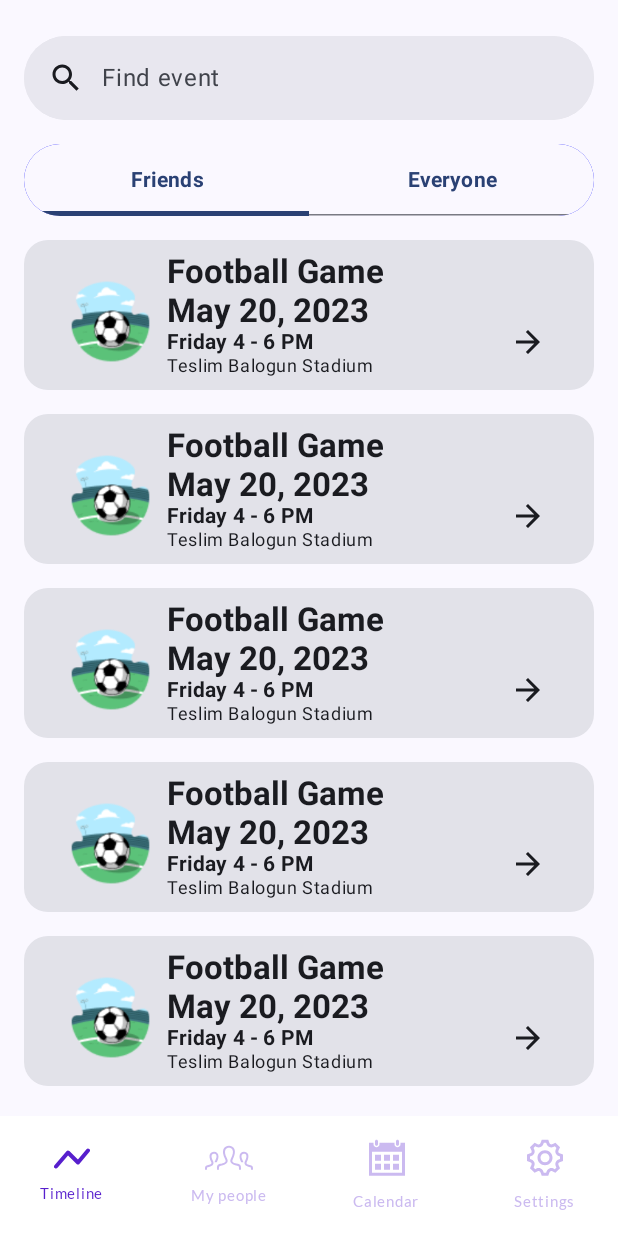
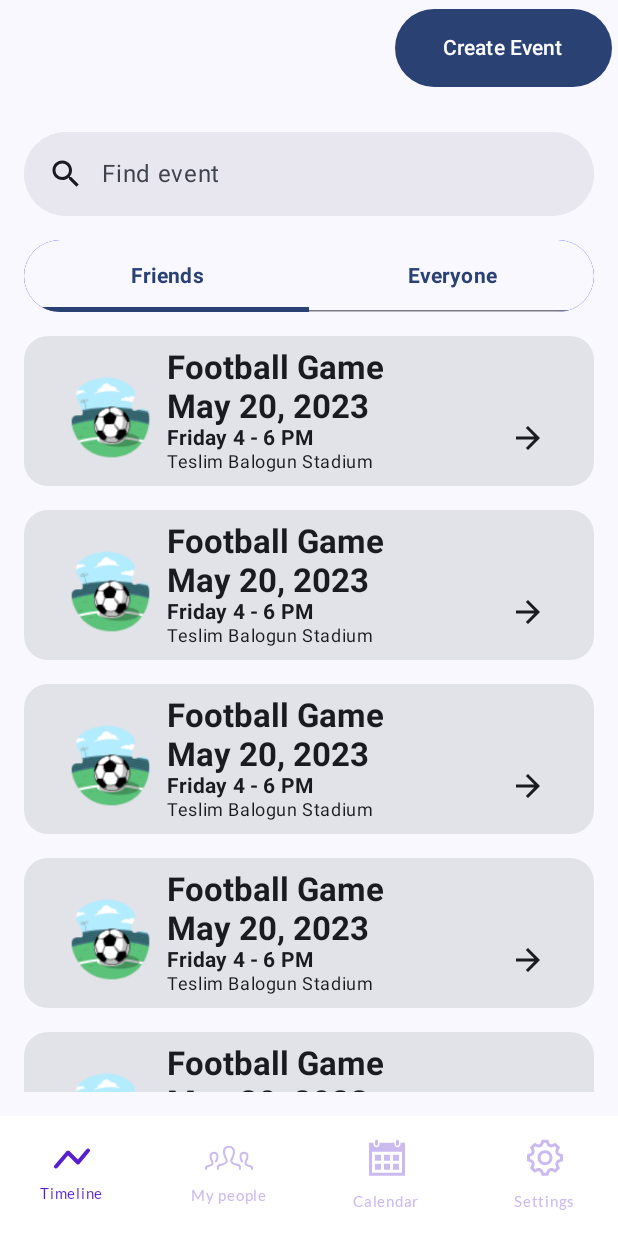
Before and after one commit to hngx-org/Evolver-events-mobile, an Android app built with Jetpack Compose: the TimeLineScreen screen opened through its navigation route, on a phone screen of 412 x 824 dp. Run offline under Robolectric (Android 15) with nearby library versions, the phone set to English and light mode, and no system bars.

Commit message:
add button create_events

```diff
--- a/app/src/main/java/com/evolver/eventsapp/EventsAppNavHost.kt
+++ b/app/src/main/java/com/evolver/eventsapp/EventsAppNavHost.kt
@@ -13,7 +13,7 @@ import androidx.navigation.compose.NavHost
 import androidx.navigation.compose.composable
 import com.evolver.eventsapp.ui.onboarding.SignInScreen
 import com.evolver.eventsapp.ui.onboarding.SplashScreen
-import com.evolver.eventsapp.create_events.createEventGraph
+import com.evolver.eventsapp.ui.create_events.createEventGraph
 
 @Composable
 fun EventsAppNavHost(
--- a/app/src/main/java/com/evolver/eventsapp/TimelineGraph.kt
+++ b/app/src/main/java/com/evolver/eventsapp/TimelineGraph.kt
@@ -1,5 +1,6 @@
 package com.evolver.eventsapp
 
+import androidx.compose.runtime.remember
 import androidx.navigation.NavGraphBuilder
 import androidx.navigation.NavHostController
 import androidx.navigation.compose.composable
@@ -13,7 +14,14 @@ fun NavGraphBuilder.timelineGraph(
     navigation(startDestination = TimelineScreen.route, route = TimelineGraph.route) {
 
         composable(route = TimelineScreen.route) {
-            TimeLineScreen()
+
+            val onAddEventClicked = remember {
+                {
+                    navController.navigate(CreateEventGraph.route)
+                }
+            }
+
+            TimeLineScreen(onAddEventClick = onAddEventClicked)
         }
     }
 }
--- a/app/src/main/java/com/evolver/eventsapp/create_events/CreateEventGraph.kt
+++ b/app/src/main/java/com/evolver/eventsapp/ui/create_events/CreateEventGraph.kt
@@ -1,4 +1,4 @@
-package com.evolver.eventsapp.create_events
+package com.evolver.eventsapp.ui.create_events
 
 import androidx.compose.runtime.collectAsState
 import androidx.compose.runtime.remember
--- a/app/src/main/java/com/evolver/eventsapp/create_events/CreateEventState.kt
+++ b/app/src/main/java/com/evolver/eventsapp/ui/create_events/CreateEventState.kt
@@ -1,4 +1,4 @@
-package com.evolver.eventsapp.create_events
+package com.evolver.eventsapp.ui.create_events
 
 import java.time.LocalDate
 import java.time.LocalTime
--- a/app/src/main/java/com/evolver/eventsapp/create_events/CreateEventViewModel.kt
+++ b/app/src/main/java/com/evolver/eventsapp/ui/create_events/CreateEventViewModel.kt
@@ -1,4 +1,4 @@
-package com.evolver.eventsapp.create_events
+package com.evolver.eventsapp.ui.create_events
 
 import androidx.lifecycle.ViewModel
 import kotlinx.coroutines.flow.MutableStateFlow
--- a/app/src/main/java/com/evolver/eventsapp/create_events/componets/AdditionalDetails.kt
+++ b/app/src/main/java/com/evolver/eventsapp/ui/create_events/componets/AdditionalDetails.kt
@@ -1,4 +1,4 @@
-package com.evolver.eventsapp.create_events.componets
+package com.evolver.eventsapp.ui.create_events.componets
 
 import androidx.compose.foundation.layout.Arrangement
 import androidx.compose.foundation.layout.Row
--- a/app/src/main/java/com/evolver/eventsapp/create_events/componets/CreateEventTopBar.kt
+++ b/app/src/main/java/com/evolver/eventsapp/ui/create_events/componets/CreateEventTopBar.kt
@@ -1,4 +1,4 @@
-package com.evolver.eventsapp.create_events.componets
+package com.evolver.eventsapp.ui.create_events.componets
 
 import androidx.compose.material.icons.Icons
 import androidx.compose.material.icons.automirrored.filled.ArrowBack
--- a/app/src/main/java/com/evolver/eventsapp/create_events/componets/LocationScreen.kt
+++ b/app/src/main/java/com/evolver/eventsapp/ui/create_events/componets/LocationScreen.kt
@@ -1,4 +1,4 @@
-package com.evolver.eventsapp.create_events.componets
+package com.evolver.eventsapp.ui.create_events.componets
 
 import androidx.compose.foundation.layout.Arrangement
 import androidx.compose.foundation.layout.Column
@@ -21,7 +21,7 @@ import androidx.compose.ui.res.stringResource
 import androidx.compose.ui.unit.dp
 import androidx.compose.ui.window.Dialog
 import com.evolver.eventsapp.R
-import com.evolver.eventsapp.create_events.EventState
+import com.evolver.eventsapp.ui.create_events.EventState
 
 
 @Composable
--- a/app/src/main/java/com/evolver/eventsapp/create_events/util/dateutil.kt
+++ b/app/src/main/java/com/evolver/eventsapp/ui/create_events/util/dateutil.kt
@@ -1,4 +1,4 @@
-package com.evolver.eventsapp.create_events.util
+package com.evolver.eventsapp.ui.create_events.util
 
 import java.time.Instant
 import java.time.LocalDate
--- a/app/src/main/java/com/evolver/eventsapp/ui/timeline/TimelineScreen.kt
+++ b/app/src/main/java/com/evolver/eventsapp/ui/timeline/TimelineScreen.kt
@@ -16,20 +16,23 @@ import androidx.compose.foundation.lazy.LazyColumn
 import androidx.compose.foundation.lazy.items
 import androidx.compose.foundation.shape.RoundedCornerShape
 import androidx.compose.material.icons.Icons
-import androidx.compose.material.icons.filled.ArrowForward
+import androidx.compose.material.icons.automirrored.filled.ArrowForward
 import androidx.compose.material.icons.filled.Close
 import androidx.compose.material.icons.filled.History
 import androidx.compose.material.icons.filled.Search
+import androidx.compose.material3.Button
 import androidx.compose.material3.Card
 import androidx.compose.material3.ExperimentalMaterial3Api
 import androidx.compose.material3.Icon
 import androidx.compose.material3.IconButton
 import androidx.compose.material3.MaterialTheme
+import androidx.compose.material3.Scaffold
 import androidx.compose.material3.SearchBar
 import androidx.compose.material3.Surface
 import androidx.compose.material3.Tab
 import androidx.compose.material3.TabRow
 import androidx.compose.material3.Text
+import androidx.compose.material3.TopAppBar
 import androidx.compose.runtime.Composable
 import androidx.compose.runtime.getValue
 import androidx.compose.runtime.mutableStateListOf
@@ -41,16 +44,15 @@ import androidx.compose.ui.Modifier
 import androidx.compose.ui.graphics.Color
 import androidx.compose.ui.layout.ContentScale
 import androidx.compose.ui.res.painterResource
+import androidx.compose.ui.res.stringResource
 import androidx.compose.ui.tooling.preview.Preview
 import androidx.compose.ui.unit.dp
 import com.evolver.eventsapp.R
-
-
-
+import com.evolver.eventsapp.ui.theme.EventsAppTheme
 
 
 @Composable
-fun EventCardItem(event: Event) {
+fun EventCardItem() {
     Column {
         Card(
             modifier = Modifier
@@ -94,7 +96,7 @@ fun EventCardItem(event: Event) {
                 }
                 IconButton(onClick = { /*TODO*/ }) {
                     Icon(
-                        imageVector = Icons.Default.ArrowForward,
+                        imageVector = Icons.AutoMirrored.Filled.ArrowForward,
                         contentDescription = "Go to Event"
                     )
                 }
@@ -105,16 +107,17 @@ fun EventCardItem(event: Event) {
 
 
 @OptIn(ExperimentalMaterial3Api::class)
-@Preview(showBackground = true)
 @Composable
-fun TimeLineScreen() {
+fun TimeLineScreen(
+    onAddEventClick: () -> Unit,
+) {
     var text by remember {
         mutableStateOf("")
     }
     var active by remember {
         mutableStateOf(false)
     }
-    var items = remember {
+    val items = remember {
         mutableStateListOf(
             "ComicCon",
             "Lafayette Film Festival"
@@ -124,8 +127,32 @@ fun TimeLineScreen() {
 
     val tabs = listOf("Friends", "Everyone")
 
-    Column(modifier = Modifier.padding(16.dp)) {
-        SearchBar(modifier = Modifier.fillMaxWidth(),
+    Scaffold(
+        topBar = {
+            TopAppBar(
+                title = { Text(text = "") },
+                actions = {
+                    Button(
+                        onClick = onAddEventClick,
+                        content = {
+                            Text(
+                                text = stringResource(id = R.string.create_event),
+                                modifier = Modifier.padding(8.dp)
+                            )
+                        }
+                    )
+                }
+            )
+        },
+        content = { scaffoldPadding ->
+
+            Column(
+                modifier = Modifier
+                    .padding(scaffoldPadding)
+                    .padding(16.dp)
+            ) {
+                SearchBar(
+                    modifier = Modifier.fillMaxWidth(),
                     query = text,
                     onQueryChange = { text = it },
                     onSearch = {
@@ -150,12 +177,14 @@ fun TimeLineScreen() {
                                     } else {
                                         active = false
                                     }
-
                                 },
-                            imageVector = Icons.Default.Close, contentDescription = "Close"
+                                imageVector = Icons.Default.Close,
+                                contentDescription = "Close",
+                                tint = MaterialTheme.colorScheme.primary
                             )
                         }
-                }) {
+                    }
+                ) {
                     items.forEach {
                         Row(modifier = Modifier.padding(all = 14.dp)) {
                             Icon(
@@ -197,8 +226,18 @@ fun TimeLineScreen() {
 
                 LazyColumn(modifier = Modifier.fillMaxSize()) {
                     items(events) { event ->
-                EventCardItem(event)
+                        EventCardItem()
                     }
                 }
             }
         }
+    )
+}
+
+@Preview(showBackground = true)
+@Composable
+fun PreviewTimeLineScreen() {
+    EventsAppTheme {
+        TimeLineScreen(onAddEventClick = { })
+    }
+}
```
Also changed, not shown: app/src/main/java/com/evolver/eventsapp/ui/create_events/CreateEventScreen.kt (renamed from app/src/main/java/com/evolver/eventsapp/create_events/CreateEventScreen.kt, +5 -5 lines), app/src/main/java/com/evolver/eventsapp/ui/create_events/componets/DurationSection.kt (renamed from app/src/main/java/com/evolver/eventsapp/create_events/componets/DurationSection.kt, +4 -4 lines). Lines whose indentation alone changed are shown as unchanged.
